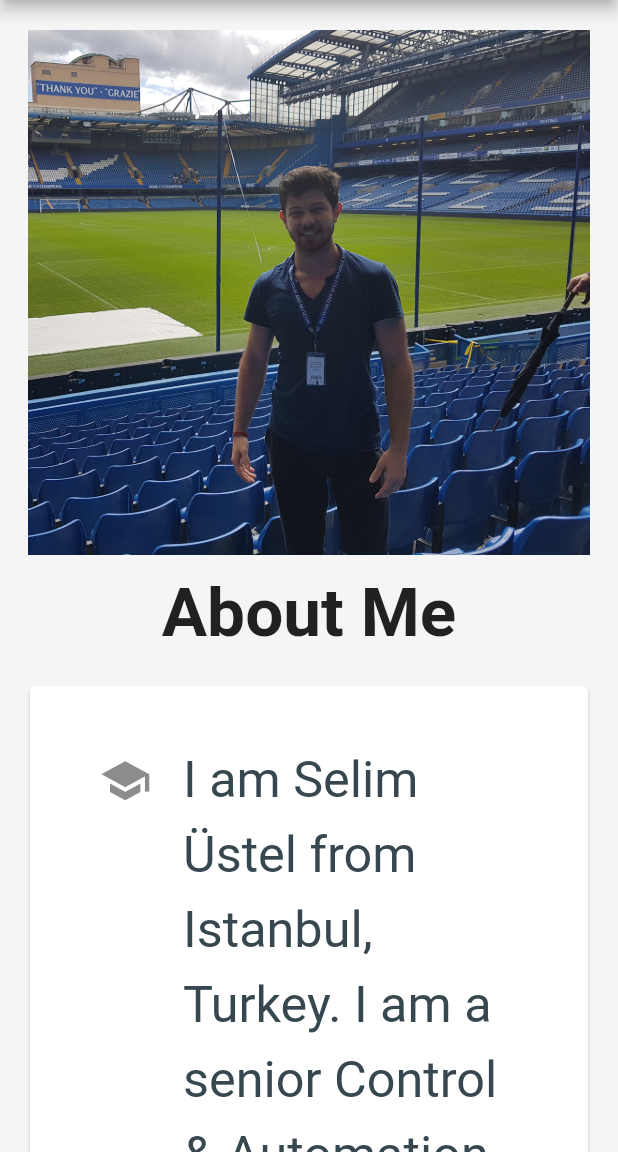
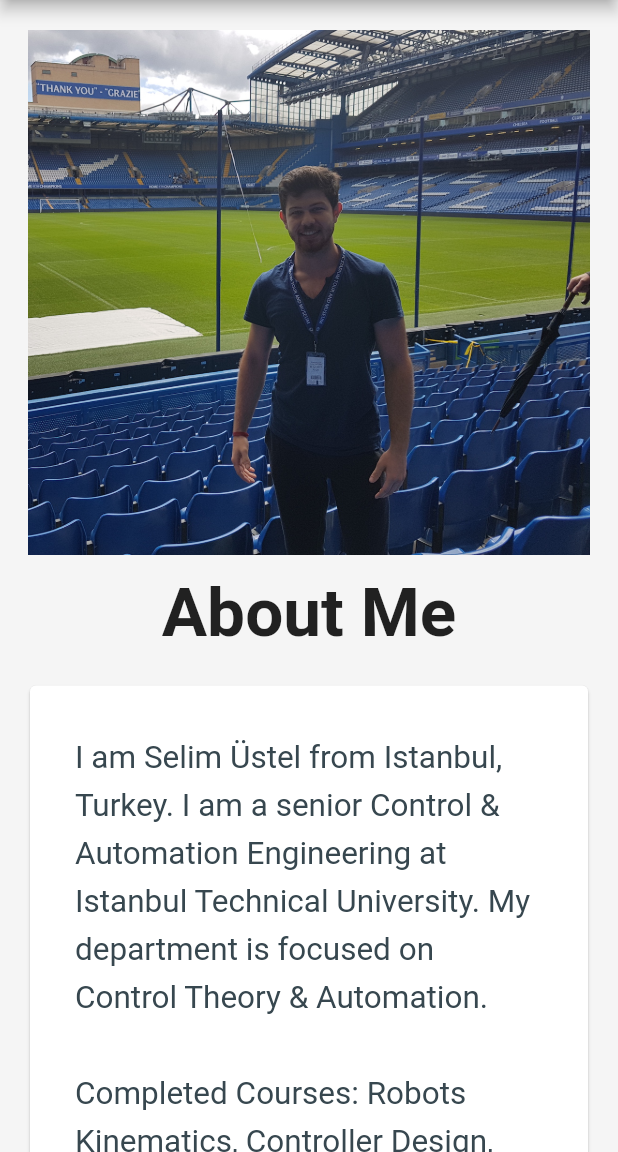
Before and after one commit to stelselim/stelselim.github.io, a Flutter app: the About screen opened by its route, on a phone screen of 412 x 824 dp, the part 84-1236 px from its top. Run offline on Flutter 3.47's test engine with Material 2 defaults, Android fonts, the phone set to English and light mode, and no system bars; our stand-ins replace carousel_slider, font_awesome_flutter; network calls fail.

Commit message:
Test sizes fixed

```diff
--- a/lib/components/projectCards.dart
+++ b/lib/components/projectCards.dart
@@ -24,7 +24,7 @@ class ProjectCard extends StatelessWidget {
                 color: Colors.red,
               )),
               child: Image.asset(
-                'projects/phone.png',
+                '/projects/phone.png',
                 width: 337,
                 height: 667,
               ),
--- a/lib/components/textCard.dart
+++ b/lib/components/textCard.dart
@@ -1,4 +1,5 @@
 import 'package:flutter/material.dart';
+import 'package:portfolio/utilities/checkMobile.dart';
 
 class TextCard extends StatelessWidget {
   const TextCard({
@@ -8,7 +9,7 @@ class TextCard extends StatelessWidget {
   }) : super(key: key);
 
   final String text;
-  final Icon icon;
+  final IconData icon;
 
   @override
   Widget build(BuildContext context) {
@@ -20,11 +21,21 @@ class TextCard extends StatelessWidget {
       child: Container(
         alignment: Alignment.center,
         padding: EdgeInsets.all(30),
-        child: ListTile(
-          leading: icon,
+        child: checkMobile(context)
+            ? Text(
+                text,
+                textScaleFactor: 1.5,
+                style: TextStyle(
+                  height: 1.5,
+                  color: Colors.blueGrey.shade800,
+                  fontWeight: FontWeight.w400,
+                ),
+              )
+            : ListTile(
+                leading: Icon(icon, size: 35),
                 title: Text(
                   text,
-            textScaleFactor: 2.1,
+                  textScaleFactor: checkMobile(context) ? 1 : 2.1,
                   style: TextStyle(
                     height: 1.5,
                     color: Colors.blueGrey.shade800,
--- a/lib/pages/About.dart
+++ b/lib/pages/About.dart
@@ -51,31 +51,19 @@ class About extends StatelessWidget {
                   ),
                 ),
                 TextCard(
-                  icon: Icon(
-                    Icons.school,
-                    size: 35,
-                  ),
+                  icon: Icons.school,
                   text: aboutMeText1,
                 ),
                 TextCard(
-                  icon: Icon(
-                    Icons.work,
-                    size: 35,
-                  ),
+                  icon: Icons.work,
                   text: aboutMeText2,
                 ),
                 TextCard(
-                  icon: Icon(
-                    FontAwesomeIcons.fly,
-                    size: 35,
-                  ),
+                  icon: FontAwesomeIcons.fly,
                   text: aboutMeText3,
                 ),
                 TextCard(
-                  icon: Icon(
-                    FontAwesomeIcons.basketballBall,
-                    size: 35,
-                  ),
+                  icon: FontAwesomeIcons.basketballBall,
                   text: aboutMeText4,
                 ),
               ],
--- a/lib/pages/Home.dart
+++ b/lib/pages/Home.dart
@@ -73,10 +73,7 @@ class _HomeState extends State<Home> {
                 Padding(
                   padding: const EdgeInsets.all(15.0),
                   child: TextCard(
-                    icon: Icon(
-                      FontAwesomeIcons.portrait,
-                      size: 35,
-                    ),
+                    icon: FontAwesomeIcons.portrait,
                     text: homeShortDescription,
                   ),
                 ),
```
Lines whose indentation alone changed are shown as unchanged.
